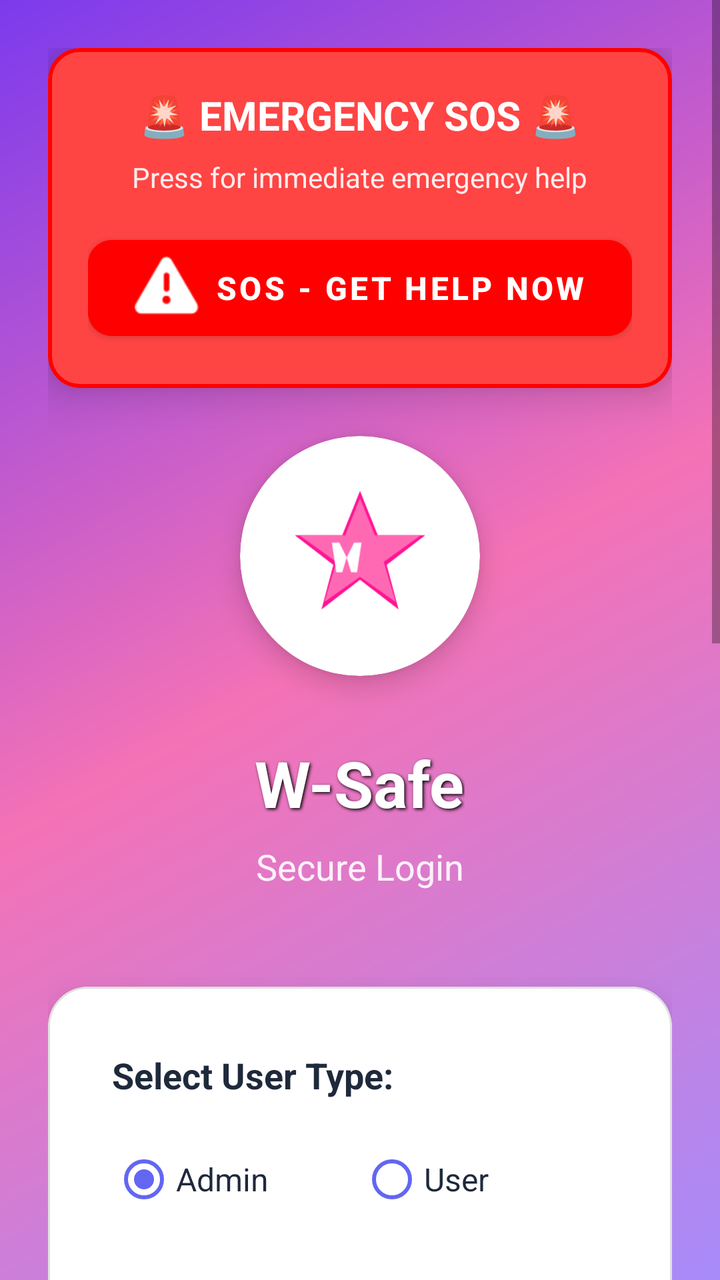
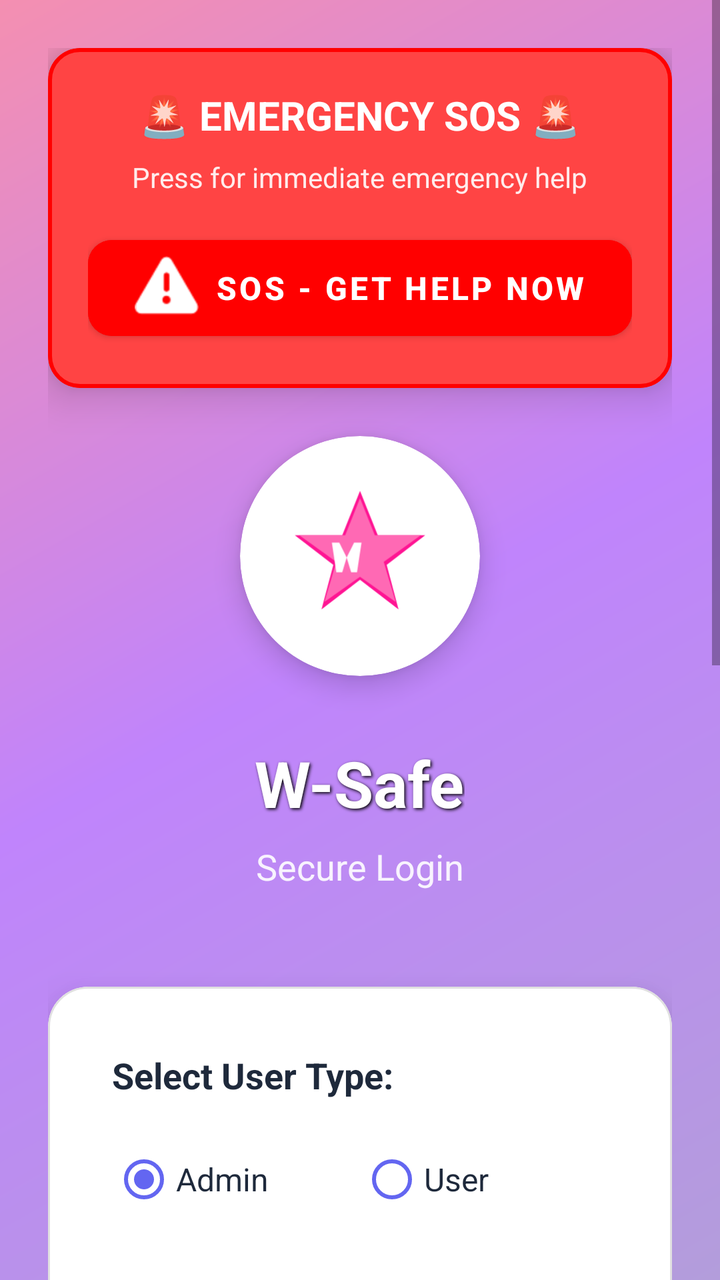

Compare the two renders of this Android layout. The source of the first and the diff that turns it into the second are given below.
<!-- AndroidManifest.xml: activity theme AppTheme.NoActionBar -->
<!-- res/layout/activity_login.xml -->
<?xml version="1.0" encoding="utf-8"?>
<ScrollView xmlns:android="http://schemas.android.com/apk/res/android"
    xmlns:app="http://schemas.android.com/apk/res-auto"
    android:layout_width="match_parent"
    android:layout_height="match_parent"
    android:fillViewport="true"
    android:background="@drawable/gradient_background">

    <LinearLayout
        android:layout_width="match_parent"
        android:layout_height="wrap_content"
        android:orientation="vertical"
        android:padding="24dp"
        android:gravity="center">

        
        <com.google.android.material.card.MaterialCardView
            android:layout_width="match_parent"
            android:layout_height="wrap_content"
            android:layout_marginBottom="24dp"
            app:cardCornerRadius="16dp"
            app:cardElevation="12dp"
            app:cardBackgroundColor="#FF4444"
            app:strokeWidth="2dp"
            app:strokeColor="#FF0000">

            <LinearLayout
                android:layout_width="match_parent"
                android:layout_height="wrap_content"
                android:orientation="vertical"
                android:padding="20dp"
                android:gravity="center">

                <TextView
                    android:layout_width="wrap_content"
                    android:layout_height="wrap_content"
                    android:text="🚨 EMERGENCY SOS 🚨"
                    android:textSize="20sp"
                    android:textStyle="bold"
                    android:textColor="@android:color/white"
                    android:layout_marginBottom="8dp" />

                <TextView
                    android:layout_width="wrap_content"
                    android:layout_height="wrap_content"
                    android:text="Press for immediate emergency help"
                    android:textSize="14sp"
                    android:textColor="@android:color/white"
                    android:alpha="0.9"
                    android:layout_marginBottom="16dp" />

                <com.google.android.material.button.MaterialButton
                    android:id="@+id/btnEmergencySOS"
                    android:layout_width="match_parent"
                    android:layout_height="60dp"
                    android:text="SOS - GET HELP NOW"
                    android:textSize="16sp"
                    android:textStyle="bold"
                    app:cornerRadius="12dp"
                    android:backgroundTint="#FF0000"
                    android:textColor="@android:color/white"
                    app:icon="@android:drawable/ic_dialog_alert"
                    app:iconGravity="textStart" />

            </LinearLayout>

        </com.google.android.material.card.MaterialCardView>

        
        <com.google.android.material.card.MaterialCardView
            android:layout_width="120dp"
            android:layout_height="120dp"
            android:layout_marginBottom="32dp"
            app:cardCornerRadius="60dp"
            app:cardElevation="8dp"
            app:cardBackgroundColor="@android:color/white">

            <ImageView
                android:layout_width="match_parent"
                android:layout_height="match_parent"
                android:src="@drawable/ic_safety_logo"
                android:padding="20dp"
                android:contentDescription="Women Safety App Logo" />

        </com.google.android.material.card.MaterialCardView>

        
        <TextView
            android:layout_width="wrap_content"
            android:layout_height="wrap_content"
            android:text="W-Safe"
            android:textSize="32sp"
            android:textStyle="bold"
            android:textColor="@android:color/white"
            android:layout_marginBottom="8dp"
            android:shadowColor="#000000"
            android:shadowDx="2"
            android:shadowDy="2"
            android:shadowRadius="4" />

        <TextView
            android:layout_width="wrap_content"
            android:layout_height="wrap_content"
            android:text="Secure Login"
            android:textSize="18sp"
            android:textColor="@android:color/white"
            android:alpha="0.9"
            android:layout_marginBottom="48dp" />

        
        <com.google.android.material.card.MaterialCardView
            android:layout_width="match_parent"
            android:layout_height="wrap_content"
            android:layout_marginBottom="16dp"
            app:cardCornerRadius="20dp"
            app:cardElevation="16dp"
            app:cardBackgroundColor="@android:color/white"
            app:strokeWidth="1dp"
            app:strokeColor="#E0E0E0">

            <LinearLayout
                android:layout_width="match_parent"
                android:layout_height="wrap_content"
                android:orientation="vertical"
                android:padding="32dp">

                
                <TextView
                    android:layout_width="wrap_content"
                    android:layout_height="wrap_content"
                    android:text="Select User Type:"
                    android:textSize="18sp"
                    android:textStyle="bold"
                    android:textColor="#1E293B"
                    android:layout_marginBottom="16dp" />

                <RadioGroup
                    android:id="@+id/rgUserType"
                    android:layout_width="match_parent"
                    android:layout_height="wrap_content"
                    android:orientation="horizontal"
                    android:layout_marginBottom="24dp">

                    <RadioButton
                        android:id="@+id/rbAdmin"
                        android:layout_width="0dp"
                        android:layout_height="wrap_content"
                        android:layout_weight="1"
                        android:text="Admin"
                        android:textColor="#1E293B"
                        android:textSize="16sp"
                        android:checked="true"
                        android:buttonTint="#6366F1" />

                    <RadioButton
                        android:id="@+id/rbUser"
                        android:layout_width="0dp"
                        android:layout_height="wrap_content"
                        android:layout_weight="1"
                        android:text="User"
                        android:textColor="#1E293B"
                        android:textSize="16sp"
                        android:buttonTint="#6366F1" />

                </RadioGroup>

                
                <com.google.android.material.textfield.TextInputLayout
                    android:id="@+id/emailLayout"
                    android:layout_width="match_parent"
                    android:layout_height="wrap_content"
                    android:layout_marginBottom="20dp"
                    android:hint="Email Address"
                    app:startIconDrawable="@android:drawable/ic_dialog_email"
                    app:startIconTint="#6366F1"
                    app:boxCornerRadiusTopStart="12dp"
                    app:boxCornerRadiusTopEnd="12dp"
                    app:boxCornerRadiusBottomStart="12dp"
                    app:boxCornerRadiusBottomEnd="12dp"
                    app:boxStrokeColor="#6366F1"
                    app:hintTextColor="#6366F1"
                    style="@style/Widget.MaterialComponents.TextInputLayout.OutlinedBox">

                    <com.google.android.material.textfield.TextInputEditText
                        android:id="@+id/etEmail"
                        android:layout_width="match_parent"
                        android:layout_height="wrap_content"
                        android:inputType="textEmailAddress"
                        android:maxLines="1"
                        android:textSize="16sp" />

                </com.google.android.material.textfield.TextInputLayout>

                
                <com.google.android.material.textfield.TextInputLayout
                    android:id="@+id/passwordLayout"
                    android:layout_width="match_parent"
                    android:layout_height="wrap_content"
                    android:layout_marginBottom="32dp"
                    android:hint="Password"
                    app:startIconDrawable="@android:drawable/ic_lock_lock"
                    app:startIconTint="#6366F1"
                    app:endIconMode="password_toggle"
                    app:endIconTint="#6366F1"
                    app:boxCornerRadiusTopStart="12dp"
                    app:boxCornerRadiusTopEnd="12dp"
                    app:boxCornerRadiusBottomStart="12dp"
                    app:boxCornerRadiusBottomEnd="12dp"
                    app:boxStrokeColor="#6366F1"
                    app:hintTextColor="#6366F1"
                    style="@style/Widget.MaterialComponents.TextInputLayout.OutlinedBox">

                    <com.google.android.material.textfield.TextInputEditText
                        android:id="@+id/etPassword"
                        android:layout_width="match_parent"
                        android:layout_height="wrap_content"
                        android:inputType="textPassword"
                        android:maxLines="1"
                        android:textSize="16sp" />

                </com.google.android.material.textfield.TextInputLayout>

                
                <com.google.android.material.button.MaterialButton
                    android:id="@+id/btnLogin"
                    android:layout_width="match_parent"
                    android:layout_height="60dp"
                    android:text="Login"
                    android:textSize="18sp"
                    android:textStyle="bold"
                    app:cornerRadius="12dp"
                    android:backgroundTint="#6366F1"
                    android:textColor="@android:color/white"
                    android:layout_marginBottom="20dp"
                    app:icon="@android:drawable/ic_menu_send"
                    app:iconGravity="textStart" />

                
                <TextView
                    android:id="@+id/tvForgotPassword"
                    android:layout_width="wrap_content"
                    android:layout_height="wrap_content"
                    android:text="Forgot Password?"
                    android:textColor="#6366F1"
                    android:textSize="16sp"
                    android:layout_gravity="center"
                    android:padding="12dp"
                    android:background="?attr/selectableItemBackground" />

            </LinearLayout>

        </com.google.android.material.card.MaterialCardView>

        
        <LinearLayout
            android:layout_width="match_parent"
            android:layout_height="wrap_content"
            android:orientation="vertical"
            android:gravity="center">

            <TextView
                android:layout_width="wrap_content"
                android:layout_height="wrap_content"
                android:text="Don't have an account?"
                android:textColor="@android:color/white"
                android:textSize="18sp"
                android:layout_marginBottom="12dp" />

            <com.google.android.material.button.MaterialButton
                android:id="@+id/btnRegister"
                android:layout_width="wrap_content"
                android:layout_height="wrap_content"
                android:text="Create Account"
                android:textSize="16sp"
                style="@style/Widget.MaterialComponents.Button.TextButton"
                android:textColor="@android:color/white"
                app:icon="@android:drawable/ic_menu_add"
                app:iconGravity="textStart" />

        </LinearLayout>

        
        <com.google.android.material.card.MaterialCardView
            android:layout_width="match_parent"
            android:layout_height="wrap_content"
            android:layout_marginTop="24dp"
            app:cardCornerRadius="16dp"
            app:cardElevation="8dp"
            app:cardBackgroundColor="#EEF2FF"
            app:strokeWidth="1dp"
            app:strokeColor="#6366F1">

            <LinearLayout
                android:layout_width="match_parent"
                android:layout_height="wrap_content"
                android:orientation="vertical"
                android:padding="20dp">

                <TextView
                    android:layout_width="wrap_content"
                    android:layout_height="wrap_content"
                    android:text="Demo Credentials:"
                    android:textStyle="bold"
                    android:textSize="16sp"
                    android:textColor="#1E293B"
                    android:layout_marginBottom="12dp" />

                <TextView
                    android:layout_width="wrap_content"
                    android:layout_height="wrap_content"
                    android:text="Admin: admin@womensafety.com / password123"
                    android:textSize="14sp"
                    android:textColor="#64748B"
                    android:layout_marginBottom="8dp" />

                <TextView
                    android:layout_width="wrap_content"
                    android:layout_height="wrap_content"
                    android:text="User: user@womensafety.com / password123"
                    android:textSize="14sp"
                    android:textColor="#64748B" />

            </LinearLayout>

        </com.google.android.material.card.MaterialCardView>

    </LinearLayout>

</ScrollView>
<!-- resources referenced by this layout -->
<resources>
  <!-- drawable gradient_background (drawable) -->
  <?xml version="1.0" encoding="utf-8"?>
  <shape xmlns:android="http://schemas.android.com/apk/res/android">
      <gradient
          android:type="linear"
          android:angle="135"
          android:startColor="#A78BFA"
          android:centerColor="#F472B6"
          android:endColor="#7C3AED" />
  </shape>
  <!-- drawable ic_safety_logo (drawable) -->
  <?xml version="1.0" encoding="utf-8"?>
  <vector xmlns:android="http://schemas.android.com/apk/res/android"
      android:width="108dp"
      android:height="108dp"
      android:viewportWidth="108"
      android:viewportHeight="108">
  
      
      <path
          android:fillColor="#FF1493"
          android:pathData="M54,10 L66,40 L98,40 L72,60 L80,90 L54,70 L28,90 L36,60 L10,40 L42,40 Z" />
      
      
      <path
          android:fillColor="#FF69B4"
          android:pathData="M54,15 L64,40 L95,40 L70,58 L78,85 L54,68 L30,85 L38,58 L13,40 L44,40 Z" />
      
      
      <path
          android:fillColor="#FFFFFF"
          android:pathData="M35,45 L40,45 L45,55 L50,45 L55,45 L52,65 L48,65 L45,55 L42,65 L38,65 Z" />
  
  </vector>
  <style name="AppTheme.NoActionBar">
          <item name="windowActionBar">false</item>
          <item name="windowNoTitle">true</item>
      </style>
</resources>

<!-- the commit's change to res/layout/activity_login.xml (unified diff, before → after) -->
@@ -299,7 +299,7 @@
                 <TextView
                     android:layout_width="wrap_content"
                     android:layout_height="wrap_content"
-                    android:text="Demo Credentials:"
+                    android:text="Welcome to W-Safe!"
                     android:textStyle="bold"
                     android:textSize="16sp"
                     android:textColor="#1E293B"
@@ -308,15 +308,7 @@
                 <TextView
                     android:layout_width="wrap_content"
                     android:layout_height="wrap_content"
-                    android:text="Admin: admin@womensafety.com / password123"
-                    android:textSize="14sp"
-                    android:textColor="#64748B"
-                    android:layout_marginBottom="8dp" />
-
-                <TextView
-                    android:layout_width="wrap_content"
-                    android:layout_height="wrap_content"
-                    android:text="User: user@womensafety.com / password123"
+                    android:text="Create your account to access all safety features"
                     android:textSize="14sp"
                     android:textColor="#64748B" />
 
<!-- resource entries referenced after the edit -->
@@ -6,9 +6,9 @@
       <gradient
           android:type="linear"
           android:angle="135"
-          android:startColor="#A78BFA"
-          android:centerColor="#F472B6"
-          android:endColor="#7C3AED" />
+          android:startColor="#B39DDB"
+          android:centerColor="#C084FC"
+          android:endColor="#F48FB1" />
   </shape>
   <!-- drawable ic_safety_logo (drawable) -->
   <?xml version="1.0" encoding="utf-8"?>
